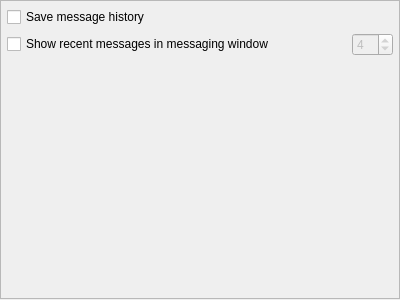
Qt form src/history/historysettings.ui (Winand/mqutim) before a commit.
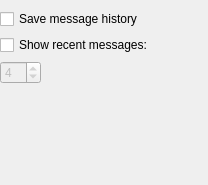
The same form after that commit.

The edit to the form file:
```diff
--- a/src/history/historysettings.ui
+++ b/src/history/historysettings.ui
@@ -1,63 +1,47 @@
 <ui version="4.0" >
  <class>HistorySettingsClass</class>
- <widget class="QWidget" name="HistorySettingsClass" >
-  <property name="geometry" >
+ <widget class="QWidget" name="HistorySettingsClass">
+  <property name="geometry">
    <rect>
     <x>0</x>
     <y>0</y>
-    <width>400</width>
-    <height>300</height>
+    <width>208</width>
+    <height>185</height>
    </rect>
   </property>
   <property name="windowTitle" >
    <string>HistorySettings</string>
   </property>
-  <layout class="QGridLayout" name="gridLayout" >
-   <property name="leftMargin" >
+  <layout class="QVBoxLayout" name="verticalLayout_2">
+   <property name="leftMargin">
     <number>0</number>
    </property>
-   <property name="topMargin" >
-    <number>0</number>
+   <property name="topMargin">
+    <number>9</number>
    </property>
-   <property name="rightMargin" >
+   <property name="rightMargin">
     <number>0</number>
    </property>
-   <property name="bottomMargin" >
+   <property name="bottomMargin">
     <number>1</number>
    </property>
-   <item row="0" column="0" >
-    <widget class="QFrame" name="frame" >
-     <property name="frameShape" >
-      <enum>QFrame::StyledPanel</enum>
-     </property>
-     <property name="frameShadow" >
-      <enum>QFrame::Raised</enum>
-     </property>
-     <layout class="QGridLayout" name="gridLayout_2" >
-      <property name="margin" >
-       <number>6</number>
-      </property>
-      <item row="0" column="0" >
-       <layout class="QVBoxLayout" name="verticalLayout" >
         <item>
-         <widget class="QCheckBox" name="saveHistoryBox" >
-          <property name="text" >
+    <widget class="QCheckBox" name="saveHistoryBox">
+     <property name="text">
            <string>Save message history</string>
           </property>
          </widget>
         </item>
         <item>
-         <layout class="QHBoxLayout" >
-          <item>
-           <widget class="QCheckBox" name="recentBox" >
-            <property name="text" >
-             <string>Show recent messages in messaging window</string>
+    <widget class="QCheckBox" name="recentBox">
+     <property name="text">
+      <string>Show recent messages:</string>
             </property>
            </widget>
           </item>
           <item>
-           <widget class="QSpinBox" name="messagesCountBox" >
-            <property name="enabled" >
+    <widget class="QSpinBox" name="messagesCountBox">
+     <property name="enabled">
              <bool>false</bool>
             </property>
             <property name="sizePolicy" >
@@ -77,11 +61,9 @@
             </property>
            </widget>
           </item>
-         </layout>
-        </item>
         <item>
-         <spacer name="verticalSpacer" >
-          <property name="orientation" >
+    <spacer name="verticalSpacer">
+     <property name="orientation">
            <enum>Qt::Vertical</enum>
           </property>
           <property name="sizeHint" stdset="0" >
@@ -93,13 +75,8 @@
          </spacer>
         </item>
        </layout>
-      </item>
-     </layout>
-    </widget>
-   </item>
-  </layout>
- </widget>
- <layoutdefault spacing="6" margin="11" />
+ </widget>
+ <layoutdefault spacing="6" margin="11"/>
  <resources/>
  <connections>
   <connection>
```
Left out of the diff: 21 changed lines with no effect on the pictures. Lines whose indentation alone changed are shown as unchanged.
